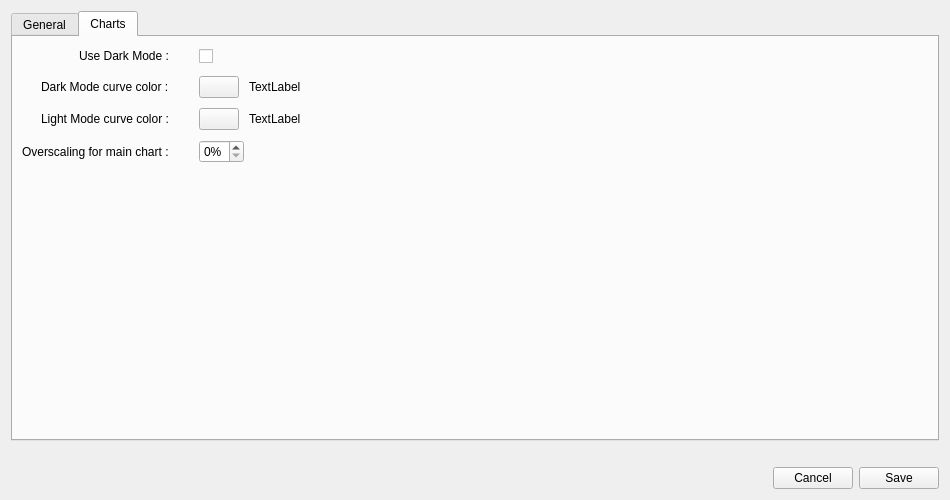
Old version of the form src/optionsdialog.ui in the repository redmoon1945/gbp.
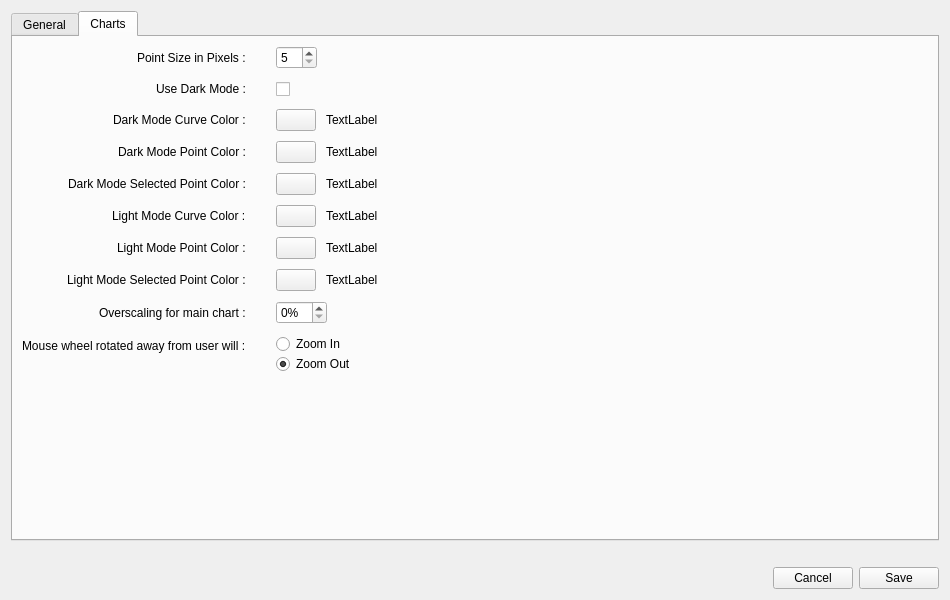
New version of the form. The open tabs and pages were chosen to show the change.

```diff
--- a/src/optionsdialog.ui
+++ b/src/optionsdialog.ui
@@ -7,7 +7,7 @@
     <x>0</x>
     <y>0</y>
     <width>950</width>
-    <height>500</height>
+    <height>600</height>
    </rect>
   </property>
   <property name="windowTitle">
@@ -456,6 +456,46 @@
             <number>10</number>
            </property>
            <item row="0" column="0">
+            <widget class="QLabel" name="label_14">
+             <property name="text">
+              <string>Point Size in Pixels :</string>
+             </property>
+            </widget>
+           </item>
+           <item row="0" column="1">
+            <layout class="QHBoxLayout" name="horizontalLayout_7">
+             <item>
+              <widget class="QSpinBox" name="pointSizeSpinBox">
+               <property name="toolTip">
+                <string>&lt;html&gt;&lt;head/&gt;&lt;body&gt;&lt;p&gt;Size in pixels of the diameter of each disk representing data points on curve.&lt;/p&gt;&lt;/body&gt;&lt;/html&gt;</string>
+               </property>
+               <property name="minimum">
+                <number>5</number>
+               </property>
+               <property name="maximum">
+                <number>25</number>
+               </property>
+               <property name="singleStep">
+                <number>1</number>
+               </property>
+              </widget>
+             </item>
+             <item>
+              <spacer name="horizontalSpacer_23">
+               <property name="orientation">
+                <enum>Qt::Orientation::Horizontal</enum>
+               </property>
+               <property name="sizeHint" stdset="0">
+                <size>
+                 <width>40</width>
+                 <height>20</height>
+                </size>
+               </property>
+              </spacer>
+             </item>
+            </layout>
+           </item>
+           <item row="1" column="0">
             <widget class="QLabel" name="label_2">
              <property name="font">
               <font>
@@ -467,7 +507,7 @@
              </property>
             </widget>
            </item>
-           <item row="0" column="1">
+           <item row="1" column="1">
             <layout class="QHBoxLayout" name="horizontalLayout_11">
              <item>
               <widget class="QCheckBox" name="chartDarkModeCheckBox">
@@ -500,7 +540,7 @@
              </item>
             </layout>
            </item>
-           <item row="1" column="0">
+           <item row="2" column="0">
             <widget class="QLabel" name="label_3">
              <property name="font">
               <font>
@@ -508,11 +548,11 @@
               </font>
              </property>
              <property name="text">
-              <string>Dark Mode curve color :</string>
+              <string>Dark Mode Curve Color :</string>
              </property>
             </widget>
            </item>
-           <item row="1" column="1">
+           <item row="2" column="1">
             <layout class="QHBoxLayout" name="horizontalLayout_13">
              <item>
               <widget class="QPushButton" name="curveDarkModeColorToolButton">
@@ -568,7 +608,133 @@
              </item>
             </layout>
            </item>
-           <item row="2" column="0">
+           <item row="3" column="0">
+            <widget class="QLabel" name="label">
+             <property name="text">
+              <string>Dark Mode Point Color :</string>
+             </property>
+            </widget>
+           </item>
+           <item row="3" column="1">
+            <layout class="QHBoxLayout" name="horizontalLayout_3">
+             <item>
+              <widget class="QPushButton" name="darkModePointColorPushButton">
+               <property name="sizePolicy">
+                <sizepolicy hsizetype="Minimum" vsizetype="Preferred">
+                 <horstretch>0</horstretch>
+                 <verstretch>0</verstretch>
+                </sizepolicy>
+               </property>
+               <property name="toolTip">
+                <string>&lt;html&gt;&lt;head/&gt;&lt;body&gt;&lt;p&gt;Set the color of the data points of the cash balance curve when Charts Dark Mode is enabled.&lt;/p&gt;&lt;/body&gt;&lt;/html&gt;</string>
+               </property>
+               <property name="text">
+                <string/>
+               </property>
+              </widget>
+             </item>
+             <item>
+              <spacer name="horizontalSpacer_8">
+               <property name="orientation">
+                <enum>Qt::Orientation::Horizontal</enum>
+               </property>
+               <property name="sizeType">
+                <enum>QSizePolicy::Policy::Fixed</enum>
+               </property>
+               <property name="sizeHint" stdset="0">
+                <size>
+                 <width>10</width>
+                 <height>20</height>
+                </size>
+               </property>
+              </spacer>
+             </item>
+             <item>
+              <widget class="QLabel" name="darkModePointColorLabel">
+               <property name="text">
+                <string>TextLabel</string>
+               </property>
+              </widget>
+             </item>
+             <item>
+              <spacer name="horizontalSpacer_16">
+               <property name="orientation">
+                <enum>Qt::Orientation::Horizontal</enum>
+               </property>
+               <property name="sizeHint" stdset="0">
+                <size>
+                 <width>40</width>
+                 <height>20</height>
+                </size>
+               </property>
+              </spacer>
+             </item>
+            </layout>
+           </item>
+           <item row="4" column="0">
+            <widget class="QLabel" name="label_6">
+             <property name="text">
+              <string>Dark Mode Selected Point Color :</string>
+             </property>
+            </widget>
+           </item>
+           <item row="4" column="1">
+            <layout class="QHBoxLayout" name="horizontalLayout_4">
+             <item>
+              <widget class="QPushButton" name="darkModeSelectedPointColorPushButton">
+               <property name="sizePolicy">
+                <sizepolicy hsizetype="Minimum" vsizetype="Preferred">
+                 <horstretch>0</horstretch>
+                 <verstretch>0</verstretch>
+                </sizepolicy>
+               </property>
+               <property name="toolTip">
+                <string>&lt;html&gt;&lt;head/&gt;&lt;body&gt;&lt;p&gt;Set the color of the selected point of the cash balance curve when Charts Dark Mode is enabled.&lt;/p&gt;&lt;/body&gt;&lt;/html&gt;</string>
+               </property>
+               <property name="text">
+                <string/>
+               </property>
+              </widget>
+             </item>
+             <item>
+              <spacer name="horizontalSpacer_17">
+               <property name="orientation">
+                <enum>Qt::Orientation::Horizontal</enum>
+               </property>
+               <property name="sizeType">
+                <enum>QSizePolicy::Policy::Fixed</enum>
+               </property>
+               <property name="sizeHint" stdset="0">
+                <size>
+                 <width>10</width>
+                 <height>20</height>
+                </size>
+               </property>
+              </spacer>
+             </item>
+             <item>
+              <widget class="QLabel" name="darkModeSelectedPointColorLabel">
+               <property name="text">
+                <string>TextLabel</string>
+               </property>
+              </widget>
+             </item>
+             <item>
+              <spacer name="horizontalSpacer_18">
+               <property name="orientation">
+                <enum>Qt::Orientation::Horizontal</enum>
+               </property>
+               <property name="sizeHint" stdset="0">
+                <size>
+                 <width>40</width>
+                 <height>20</height>
+                </size>
+               </property>
+              </spacer>
+             </item>
+            </layout>
+           </item>
+           <item row="5" column="0">
             <widget class="QLabel" name="label_4">
              <property name="font">
               <font>
@@ -576,11 +742,11 @@
               </font>
              </property>
              <property name="text">
-              <string>Light Mode curve color :</string>
+              <string>Light Mode Curve Color :</string>
              </property>
             </widget>
            </item>
-           <item row="2" column="1">
+           <item row="5" column="1">
             <layout class="QHBoxLayout" name="horizontalLayout_14">
              <item>
               <widget class="QPushButton" name="curveLightModeColorToolButton">
@@ -636,7 +802,133 @@
              </item>
             </layout>
            </item>
-           <item row="3" column="0">
+           <item row="6" column="0">
+            <widget class="QLabel" name="label_12">
+             <property name="text">
+              <string>Light Mode Point Color :</string>
+             </property>
+            </widget>
+           </item>
+           <item row="6" column="1">
+            <layout class="QHBoxLayout" name="horizontalLayout_5">
+             <item>
+              <widget class="QPushButton" name="lightModePointColorPushButton">
+               <property name="sizePolicy">
+                <sizepolicy hsizetype="Minimum" vsizetype="Preferred">
+                 <horstretch>0</horstretch>
+                 <verstretch>0</verstretch>
+                </sizepolicy>
+               </property>
+               <property name="toolTip">
+                <string>&lt;html&gt;&lt;head/&gt;&lt;body&gt;&lt;p&gt;Set the color of the data points of the cash balance curve when Charts Dark Mode is disabled.&lt;/p&gt;&lt;/body&gt;&lt;/html&gt;</string>
+               </property>
+               <property name="text">
+                <string/>
+               </property>
+              </widget>
+             </item>
+             <item>
+              <spacer name="horizontalSpacer_19">
+               <property name="orientation">
+                <enum>Qt::Orientation::Horizontal</enum>
+               </property>
+               <property name="sizeType">
+                <enum>QSizePolicy::Policy::Fixed</enum>
+               </property>
+               <property name="sizeHint" stdset="0">
+                <size>
+                 <width>10</width>
+                 <height>20</height>
+                </size>
+               </property>
+              </spacer>
+             </item>
+             <item>
+              <widget class="QLabel" name="lightModePointColorLabel">
+               <property name="text">
+                <string>TextLabel</string>
+               </property>
+              </widget>
+             </item>
+             <item>
+              <spacer name="horizontalSpacer_20">
+               <property name="orientation">
+                <enum>Qt::Orientation::Horizontal</enum>
+               </property>
+               <property name="sizeHint" stdset="0">
+                <size>
+                 <width>40</width>
+                 <height>20</height>
+                </size>
+               </property>
+              </spacer>
+             </item>
+            </layout>
+           </item>
+           <item row="7" column="0">
+            <widget class="QLabel" name="label_13">
+             <property name="text">
+              <string>Light Mode Selected Point Color :</string>
+             </property>
+            </widget>
+           </item>
+           <item row="7" column="1">
+            <layout class="QHBoxLayout" name="horizontalLayout_6">
+             <item>
+              <widget class="QPushButton" name="lightModeSelectedPointColorPushButton">
+               <property name="sizePolicy">
+                <sizepolicy hsizetype="Minimum" vsizetype="Preferred">
+                 <horstretch>0</horstretch>
+                 <verstretch>0</verstretch>
+                </sizepolicy>
+               </property>
+               <property name="toolTip">
+                <string>&lt;html&gt;&lt;head/&gt;&lt;body&gt;&lt;p&gt;Set the color of the selected data point of the cash balance curve when Charts Dark Mode is disabled.&lt;/p&gt;&lt;/body&gt;&lt;/html&gt;</string>
+               </property>
+               <property name="text">
+                <string/>
+               </property>
+              </widget>
+             </item>
+             <item>
+              <spacer name="horizontalSpacer_21">
+               <property name="orientation">
+                <enum>Qt::Orientation::Horizontal</enum>
+               </property>
+               <property name="sizeType">
+                <enum>QSizePolicy::Policy::Fixed</enum>
+               </property>
+               <property name="sizeHint" stdset="0">
+                <size>
+                 <width>10</width>
+                 <height>20</height>
+                </size>
+               </property>
+              </spacer>
+             </item>
+             <item>
+              <widget class="QLabel" name="lightModeSelectedPointColorLabel">
+               <property name="text">
+                <string>TextLabel</string>
+               </property>
+              </widget>
+             </item>
+             <item>
+              <spacer name="horizontalSpacer_22">
+               <property name="orientation">
+                <enum>Qt::Orientation::Horizontal</enum>
+               </property>
+               <property name="sizeHint" stdset="0">
+                <size>
+                 <width>40</width>
+                 <height>20</height>
+                </size>
+               </property>
+              </spacer>
+             </item>
+            </layout>
+           </item>
+           <item row="8" column="0">
             <widget class="QLabel" name="label_8">
              <property name="font">
               <font>
@@ -648,7 +940,7 @@
              </property>
             </widget>
            </item>
-           <item row="3" column="1">
+           <item row="8" column="1">
             <layout class="QHBoxLayout" name="horizontalLayout_17">
              <item>
               <widget class="QSpinBox" name="scalingMainChartSpinBox">
@@ -665,7 +957,7 @@
                 <string>%</string>
                </property>
                <property name="maximum">
-                <number>5</number>
+                <number>10</number>
                </property>
               </widget>
              </item>
@@ -684,6 +976,40 @@
              </item>
             </layout>
            </item>
+           <item row="9" column="0">
+            <widget class="QLabel" name="label_15">
+             <property name="text">
+              <string>Mouse wheel rotated away from user will :</string>
+             </property>
+            </widget>
+           </item>
+           <item row="9" column="1">
+            <layout class="QVBoxLayout" name="verticalLayout_3">
+             <item>
+              <widget class="QRadioButton" name="wheelZoomInRadioButton">
+               <property name="text">
+                <string>Zoom In</string>
+               </property>
+               <attribute name="buttonGroup">
+                <string notr="true">buttonGroup</string>
+               </attribute>
+              </widget>
+             </item>
+             <item>
+              <widget class="QRadioButton" name="wheelZoomOutRadioButton">
+               <property name="text">
+                <string>Zoom Out</string>
+               </property>
+               <property name="checked">
+                <bool>true</bool>
+               </property>
+               <attribute name="buttonGroup">
+                <string notr="true">buttonGroup</string>
+               </attribute>
+              </widget>
+             </item>
+            </layout>
+           </item>
           </layout>
          </item>
         </layout>
```
Left out of the diff: 23 changed lines with no effect on the pictures.
